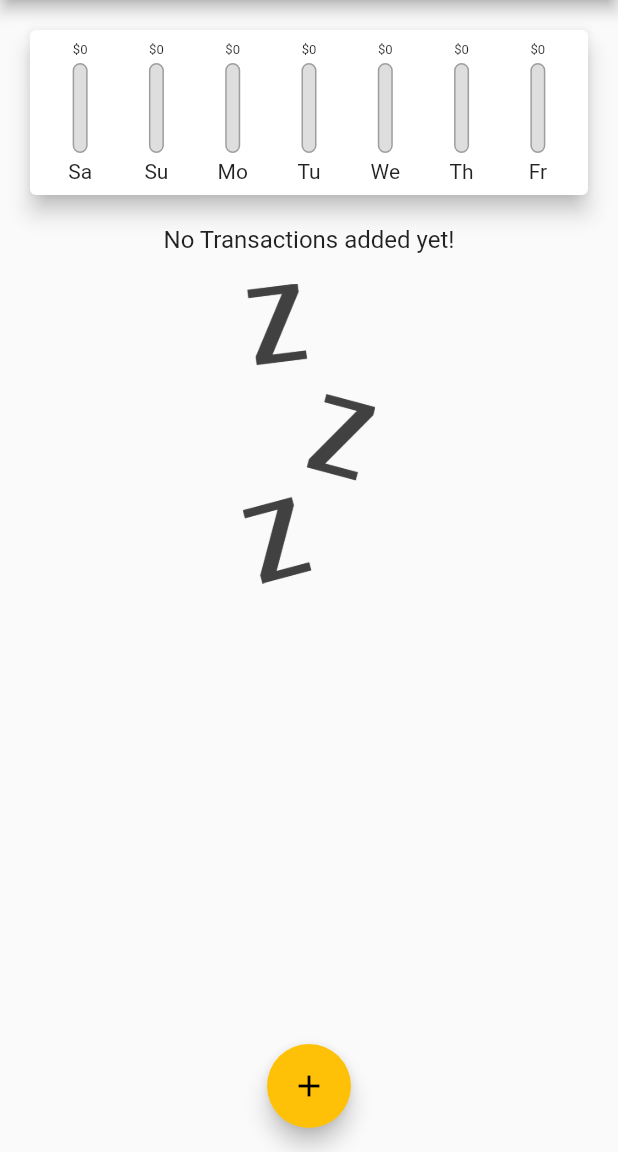
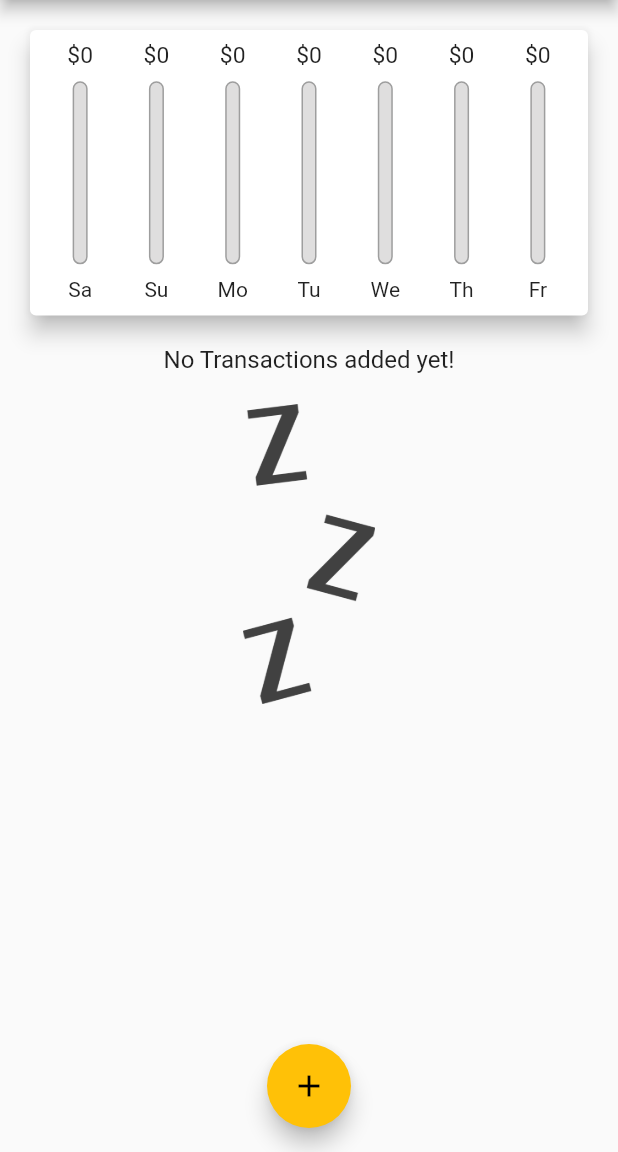
Before and after one commit to JoyKrishan/Flutter-Applications-2.0, a Flutter app: the screen it shows after launch, on a phone screen of 412 x 824 dp, the part 84-1236 px from its top. Run offline on Flutter 3.47's test engine with Material 2 defaults, Android fonts, the phone set to English and light mode, and no system bars.

Commit message:
chart ui and the transaction list ui dynamically calculated and made responsive

```diff
--- a/expense_planner/lib/main.dart
+++ b/expense_planner/lib/main.dart
@@ -37,6 +37,14 @@ class MyHomePage extends StatefulWidget {
 
 class _MyHomePageState extends State<MyHomePage> {
   final List<Transaction> _transactions = [];
+  late final appbar = AppBar(
+    actions: [
+      IconButton(
+          onPressed: () => _startAddNewTransaction(context),
+          icon: Icon(Icons.add))
+    ],
+    title: Text("Expense Planner"),
+  );
 
   List<Transaction> get _recentTransactions {
     return _transactions.where((element) {
@@ -72,18 +80,22 @@ class _MyHomePageState extends State<MyHomePage> {
   @override
   Widget build(BuildContext context) {
     return Scaffold(
-        appBar: AppBar(
-          actions: [
-            IconButton(
-                onPressed: () => _startAddNewTransaction(context),
-                icon: Icon(Icons.add))
-          ],
-          title: Text("Expense Planner"),
-        ),
+        appBar: appbar,
         body: SingleChildScrollView(
           child: Column(children: [
-            Chart(_transactions),
-            TranstionsList(_recentTransactions, _removeTransactions),
+            Container(
+                height: (MediaQuery.of(context).size.height -
+                        appbar.preferredSize.height -
+                        MediaQuery.of(context).padding.top) *
+                    0.3,
+                child: Chart(_transactions)),
+            Container(
+                height: (MediaQuery.of(context).size.height -
+                        appbar.preferredSize.height -
+                        MediaQuery.of(context).padding.top) *
+                    0.7,
+                child:
+                    TranstionsList(_recentTransactions, _removeTransactions)),
           ]),
         ),
         floatingActionButton: FloatingActionButton(
--- a/expense_planner/lib/widgets/chartBar.dart
+++ b/expense_planner/lib/widgets/chartBar.dart
@@ -8,24 +8,27 @@ class ChartBar extends StatelessWidget {
   ChartBar(this.label, this.totalAmount, this.totalPctAmount);
   @override
   Widget build(BuildContext context) {
-    print("The total amount ->>>>>>>>>>>>>>>>${totalPctAmount}");
-    return Column(
+    return LayoutBuilder(
+        builder: ((context, constraints) => Column(
               children: [
                 Container(
-            height: 10,
-            child:
-                FittedBox(child: Text("\$${totalAmount.toStringAsFixed(0)}"))),
+                    height: constraints.maxHeight * 0.1,
+                    child: FittedBox(
+                        child: Text("\$${totalAmount.toStringAsFixed(0)}"))),
                 SizedBox(
-          height: 4,
+                  height: constraints.maxHeight * 0.05,
                 ),
                 Container(
-          height: 60,
+                  height: constraints.maxHeight * 0.7,
                   width: 10,
-          child: Stack(alignment: AlignmentDirectional.bottomEnd, children: [
+                  child: Stack(
+                      alignment: AlignmentDirectional.bottomEnd,
+                      children: [
                         Container(
                             decoration: BoxDecoration(
                                 color: Color.fromARGB(255, 223, 222, 222),
-                    border: Border.all(width: 1.0, color: Colors.grey),
+                                border:
+                                    Border.all(width: 1.0, color: Colors.grey),
                                 borderRadius: BorderRadius.circular(10))),
                         FractionallySizedBox(
                           heightFactor: totalPctAmount,
@@ -38,10 +41,11 @@ class ChartBar extends StatelessWidget {
                       ]),
                 ),
                 SizedBox(
-          height: 4,
+                  height: constraints.maxHeight * 0.05,
                 ),
-        Text(label)
+                Container(
+                    height: constraints.maxHeight * 0.1, child: Text(label))
               ],
-    );
+            )));
   }
 }
```
Lines whose indentation alone changed are shown as unchanged.
